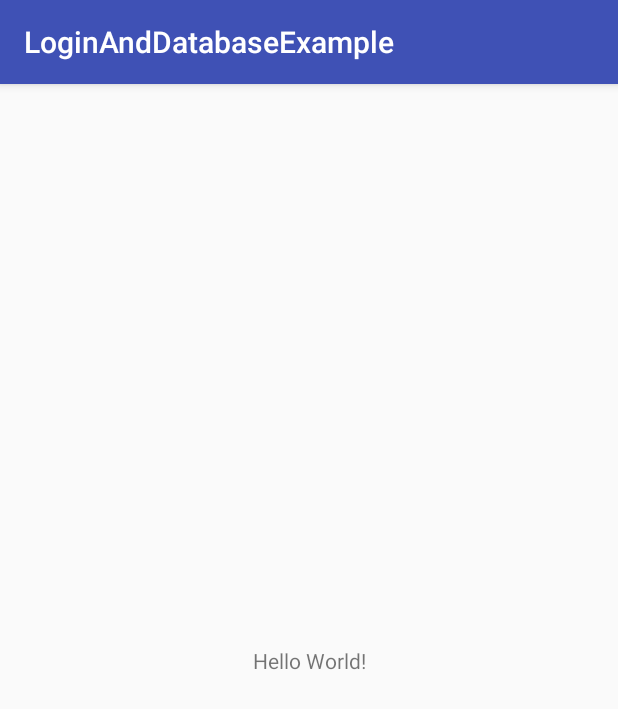
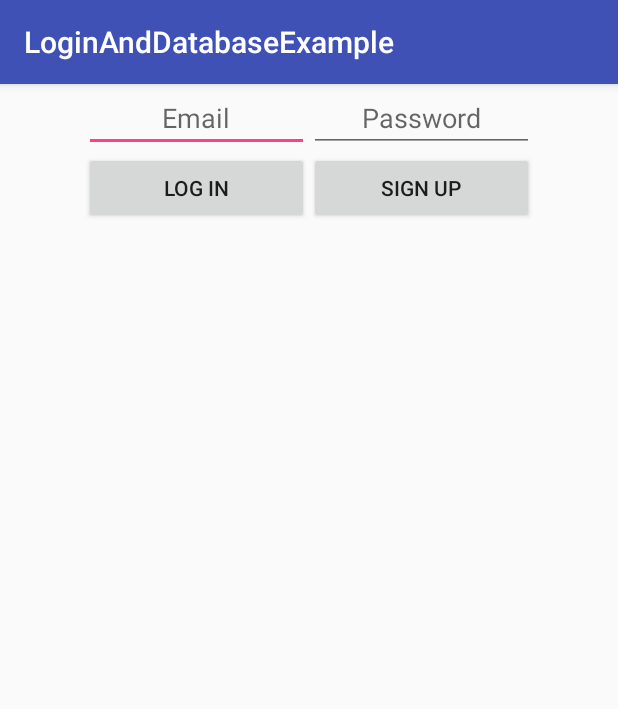
Before and after one commit to gpeniche/LoginAndDatabaseExample, an Android app: the screen it shows after launch (MainActivity before the commit, LoginActivity after it), on a phone screen of 412 x 824 dp. Shown: the top 709 px of the screen. Run offline under Robolectric (Android 15) with nearby library versions, the phone set to English and light mode, and no system bars.

Commit message:
Add login screen

```diff
--- a/app/src/main/AndroidManifest.xml
+++ b/app/src/main/AndroidManifest.xml
@@ -9,7 +9,9 @@
         android:roundIcon="@mipmap/ic_launcher_round"
         android:supportsRtl="true"
         android:theme="@style/AppTheme">
-        <activity android:name=".MainActivity">
+        <activity android:name=".activities.MainActivity">
+        </activity>
+        <activity android:name=".activities.LoginActivity">
             <intent-filter>
                 <action android:name="android.intent.action.MAIN" />
 
--- /dev/null
+++ b/app/src/main/java/com/example/gustavo/loginanddatabaseexample/activities/LoginActivity.java
@@ -0,0 +1,15 @@
+package com.example.gustavo.loginanddatabaseexample.activities;
+
+import android.os.Bundle;
+import android.support.v7.app.AppCompatActivity;
+
+import com.example.gustavo.loginanddatabaseexample.R;
+
+public class LoginActivity extends AppCompatActivity {
+
+    @Override
+    protected void onCreate(Bundle savedInstanceState) {
+        super.onCreate(savedInstanceState);
+        setContentView(R.layout.activity_login);
+    }
+}
--- a/app/src/main/java/com/example/gustavo/loginanddatabaseexample/MainActivity.java
+++ b/app/src/main/java/com/example/gustavo/loginanddatabaseexample/activities/MainActivity.java
@@ -1,7 +1,9 @@
-package com.example.gustavo.loginanddatabaseexample;
+package com.example.gustavo.loginanddatabaseexample.activities;
 
 import android.support.v7.app.AppCompatActivity;
 import android.os.Bundle;
+
+import com.example.gustavo.loginanddatabaseexample.R;
 
 public class MainActivity extends AppCompatActivity {
 
--- /dev/null
+++ b/app/src/main/java/com/example/gustavo/loginanddatabaseexample/models/User.java
@@ -0,0 +1,17 @@
+package com.example.gustavo.loginanddatabaseexample.models;
+
+import com.google.firebase.database.IgnoreExtraProperties;
+
+@IgnoreExtraProperties
+public class User {
+
+    public String email;
+
+    public User() {
+    }
+
+    public User(String email) {
+        this.email = email;
+    }
+
+}
--- /dev/null
+++ b/app/src/main/res/layout/activity_login.xml
@@ -0,0 +1,61 @@
+<?xml version="1.0" encoding="utf-8"?>
+<RelativeLayout xmlns:android="http://schemas.android.com/apk/res/android"
+    xmlns:tools="http://schemas.android.com/tools"
+    android:layout_width="match_parent"
+    android:layout_height="match_parent"
+    tools:context=".activities.LoginActivity">
+
+    <LinearLayout
+        android:id="@+id/layout_email_password"
+        android:layout_width="wrap_content"
+        android:layout_height="wrap_content"
+        android:layout_centerHorizontal="true"
+        android:orientation="horizontal">
+
+        <EditText
+            android:id="@+id/field_email"
+            android:layout_width="150dp"
+            android:layout_height="wrap_content"
+            android:ellipsize="end"
+            android:gravity="center_horizontal"
+            android:hint="Email"
+            android:inputType="textEmailAddress"
+            android:maxLines="1" />
+
+        <EditText
+            android:id="@+id/field_password"
+            android:layout_width="150dp"
+            android:layout_height="wrap_content"
+            android:ellipsize="end"
+            android:gravity="center_horizontal"
+            android:hint="Password"
+            android:inputType="textPassword"
+            android:maxLines="1" />
+
+    </LinearLayout>
+
+    <LinearLayout
+        android:id="@+id/layout_buttons"
+        android:layout_width="wrap_content"
+        android:layout_height="wrap_content"
+        android:layout_below="@+id/layout_email_password"
+        android:layout_centerHorizontal="true"
+        android:orientation="horizontal">
+
+        <Button
+            android:id="@+id/button_sign_in"
+            android:layout_width="150dp"
+            android:layout_height="wrap_content"
+            android:text="Log in" />
+
+
+        <Button
+            android:id="@+id/button_sign_up"
+            android:layout_width="150dp"
+            android:layout_height="wrap_content"
+            android:text="Sign up" />
+
+    </LinearLayout>
+
+
+</RelativeLayout>
--- a/app/src/main/res/layout/activity_main.xml
+++ b/app/src/main/res/layout/activity_main.xml
@@ -4,7 +4,7 @@
     xmlns:tools="http://schemas.android.com/tools"
     android:layout_width="match_parent"
     android:layout_height="match_parent"
-    tools:context=".MainActivity">
+    tools:context=".activities.MainActivity">
 
     <TextView
         android:layout_width="wrap_content"
```
